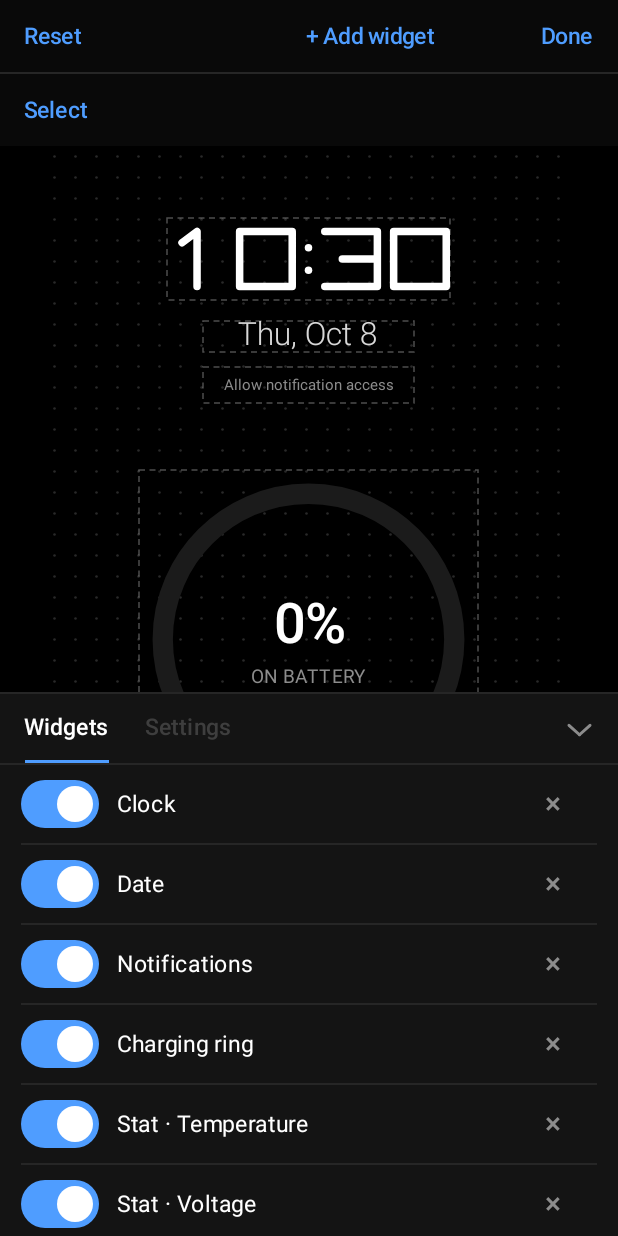
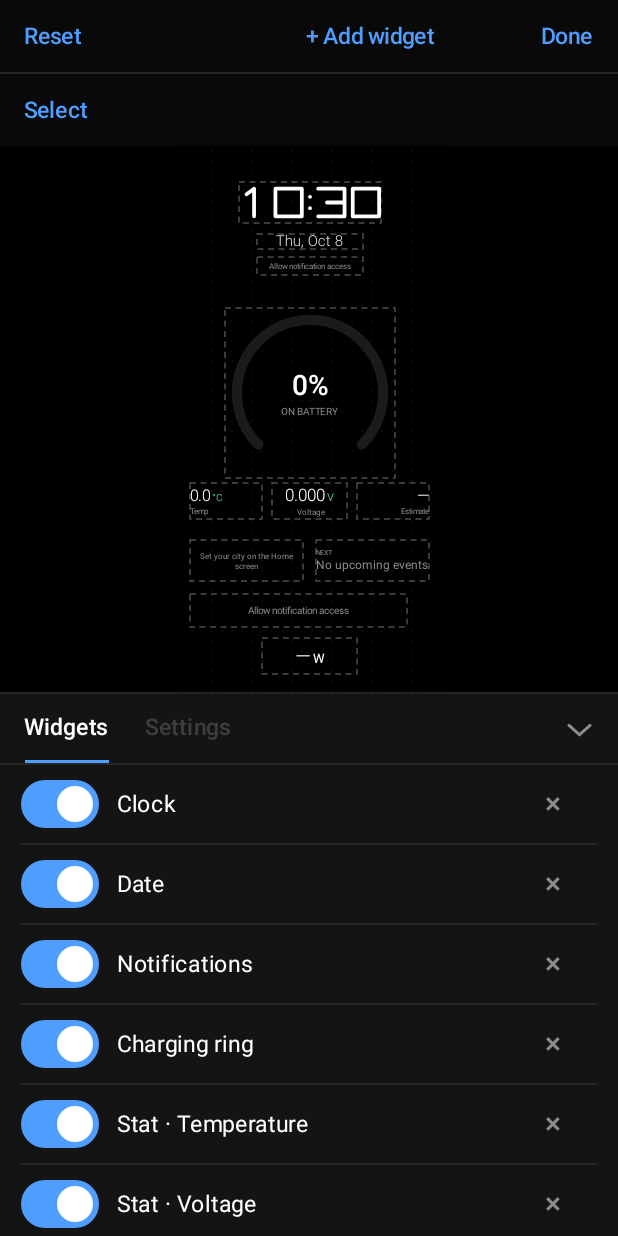
Before and after one commit to ikverse/Deskglow, an Android app built with Jetpack Compose: the screen it shows after launch (MainActivity), after a tap on an icon or button, on a phone screen of 412 x 824 dp. Run offline under Robolectric (Android 15) with nearby library versions, the phone set to English and light mode, and no system bars.

```diff
--- a/android/app/src/main/java/com/ikverse/deskglow/ui/editor/EditorScreen.kt
+++ b/android/app/src/main/java/com/ikverse/deskglow/ui/editor/EditorScreen.kt
@@ -140,17 +140,22 @@ fun EditorScreen(graph: AppGraph, orientation: Orientation = Orientation.Portrai
             if (maxWidth > maxHeight) {
                 LandscapeEditor(state, graph, onDone)
             } else {
-                // The canvas sits below the top bar, not under it; only the settings sheet lies over it, at the bottom.
+                // The canvas sits between the top bar and the settings sheet; nothing lies over it.
+                val sheetHeight = maxHeight * 0.44f
                 Column(Modifier.fillMaxSize()) {
                     TopBar(state, onDone, Modifier)
-                    Stage(state, Modifier.weight(1f).fillMaxWidth())
+                    Box(Modifier.weight(1f).fillMaxWidth()) {
+                        Stage(state, Modifier.fillMaxSize())
+                        if (state.moreFonts == null) state.toast?.let { ToastBar(state, it, Modifier.align(Alignment.BottomCenter)) }
+                    }
+                    EditorSheet(state, graph, openHeight = sheetHeight)
                 }
-                EditorSheet(state, graph, Modifier.align(Alignment.BottomCenter))
             }
             if (state.pickerOpen) AddPicker(state, Modifier.fillMaxSize())
             state.moreFonts?.let { MoreFontsSheet(it, state, graph, Modifier.fillMaxSize()) }
-            // Drawn last, so a message (a font that could not be downloaded) is never hidden under the sheet that caused it.
-            state.toast?.let { ToastBar(state, it, Modifier.align(Alignment.TopCenter)) }
+            // The font list covers the canvas area, so a message from it (a font that could not be downloaded)
+            // is drawn over the whole screen, last, rather than under it. That list has no toolbar to hide.
+            if (state.moreFonts != null) state.toast?.let { ToastBar(state, it, Modifier.align(Alignment.BottomCenter)) }
         }
     }
 }
@@ -167,7 +172,10 @@ private fun LandscapeEditor(state: EditorState, graph: AppGraph, onDone: () -> U
         Column(Modifier.fillMaxSize()) {
             TopBar(state, onDone, Modifier)
             Row(Modifier.weight(1f).fillMaxWidth().windowInsetsPadding(WindowInsets.safeDrawing.only(WindowInsetsSides.Bottom))) {
-                Stage(state, Modifier.weight(1f).fillMaxHeight())
+                Box(Modifier.weight(1f).fillMaxHeight()) {
+                    Stage(state, Modifier.fillMaxSize())
+                    if (state.moreFonts == null) state.toast?.let { ToastBar(state, it, Modifier.align(Alignment.BottomCenter)) }
+                }
                 Box(Modifier.fillMaxHeight().width(1.dp).background(Palette.Rule))
                 EditorSidePanel(state, graph, Modifier.fillMaxHeight().width(panel))
             }
@@ -306,7 +314,15 @@ private fun EditableWidget(state: EditorState, item: WidgetItem, unit: Float) {
                         drawRect(dashColour, style = Stroke(1.dp.toPx(), pathEffect = PathEffect.dashPathEffect(floatArrayOf(4.dp.toPx(), 3.dp.toPx()))))
                     }
                 }
-                .pointerInput(item.id) { detectTapGestures { if (state.selecting) state.toggleInGroup(item.id) else state.select(item.id) } }
+                .pointerInput(item.id) {
+                    detectTapGestures(
+                        onLongPress = {
+                            state.holdWidget(item.id)
+                            state.haptic(Haptic.Centre)
+                        },
+                        onTap = { if (state.selecting) state.toggleInGroup(item.id) else state.select(item.id) },
+                    )
+                }
                 .pointerInput(item.id, unit) {
                     var total = Offset.Zero
                     detectDragGestures(
@@ -462,8 +478,9 @@ private fun ToastBar(state: EditorState, toast: Toast, modifier: Modifier) {
         if (state.toast?.id == toast.id) state.toast = null
     }
     Row(
-        modifier.statusBarsPadding().padding(top = 56.dp, start = 12.dp, end = 12.dp).fillMaxWidth()
+        modifier.padding(start = 12.dp, end = 12.dp, bottom = 12.dp).fillMaxWidth()
             .clip(RoundedCornerShape(6.dp)).background(Palette.ToastFill).border(1.dp, Palette.ToastEdge, RoundedCornerShape(6.dp))
+            .clickable { state.toast = null }
             .padding(start = 14.dp, end = 4.dp),
         verticalAlignment = Alignment.CenterVertically,
     ) {
@@ -478,6 +495,7 @@ private fun ToastBar(state: EditorState, toast: Toast, modifier: Modifier) {
                 undo()
             }) { Text("Undo", color = Palette.Select, fontSize = 14.sp) }
         }
+        TextButton(onClick = { state.toast = null }) { Text("Dismiss", color = Palette.Muted, fontSize = 14.sp) }
     }
 }
 
--- a/android/app/src/main/java/com/ikverse/deskglow/ui/editor/EditorSheet.kt
+++ b/android/app/src/main/java/com/ikverse/deskglow/ui/editor/EditorSheet.kt
@@ -1,9 +1,5 @@
 package com.ikverse.deskglow.ui.editor
 
-import androidx.compose.animation.AnimatedVisibility
-import androidx.compose.animation.fadeIn
-import androidx.compose.animation.ExitTransition
-import androidx.compose.animation.slideInVertically
 import androidx.compose.foundation.Canvas
 import androidx.compose.foundation.background
 import androidx.compose.foundation.border
@@ -57,6 +53,7 @@ import androidx.compose.ui.semantics.Role
 import androidx.compose.ui.semantics.contentDescription
 import androidx.compose.ui.semantics.semantics
 import androidx.compose.ui.text.font.FontWeight
+import androidx.compose.ui.unit.Dp
 import androidx.compose.ui.unit.dp
 import androidx.compose.ui.unit.sp
 import com.ikverse.deskglow.AppGraph
@@ -73,27 +70,15 @@ import kotlin.math.roundToInt
 
 /**
  * The sheet along the bottom: the widget list (show, hide, delete, add) and the selected widget's
- * settings. It tucks away while a widget is being dragged, so nothing near the bottom is ever hidden
- * under it, and folds down to its tabs with the chevron.
+ * settings. It sits below the canvas, never over it, and folds down to its tabs with the chevron.
  */
 @Composable
-fun EditorSheet(state: EditorState, graph: AppGraph, modifier: Modifier) {
-    AnimatedVisibility(
-        visible = state.dragId == null,
-        modifier = modifier,
-        enter = slideInVertically { it / 3 } + fadeIn(),
-        // Gone at once when a drag begins: the stage needs every frame, and the sheet is the heaviest thing on screen.
-        exit = ExitTransition.None,
+fun EditorSheet(state: EditorState, graph: AppGraph, openHeight: Dp, modifier: Modifier = Modifier) {
+    Column(
+        modifier.fillMaxWidth().testTag("sheet").background(Palette.Sheet).navigationBarsPadding()
+            .then(if (state.sheetOpen) Modifier.height(openHeight) else Modifier),
     ) {
-        BoxWithConstraints {
-            val openHeight = maxHeight * 0.44f
-            Column(
-                Modifier.fillMaxWidth().testTag("sheet").background(Palette.Sheet).navigationBarsPadding()
-                    .then(if (state.sheetOpen) Modifier.height(openHeight) else Modifier),
-            ) {
-                SheetContent(state, graph, foldable = true)
-            }
-        }
+        SheetContent(state, graph, foldable = true)
     }
 }
 
```
Also changed, not shown: android/app/src/main/java/com/ikverse/deskglow/layout/Packer.kt (+12 -6 lines), android/app/src/main/java/com/ikverse/deskglow/ui/editor/EditorState.kt (+8 -0 lines), 4 other files.
